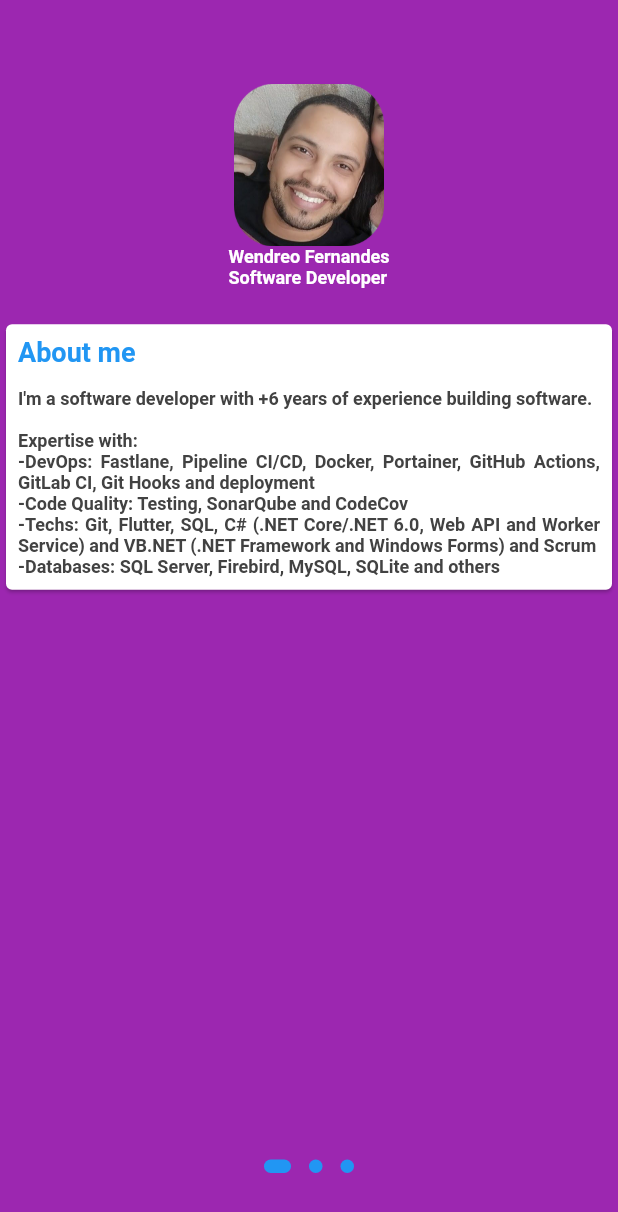
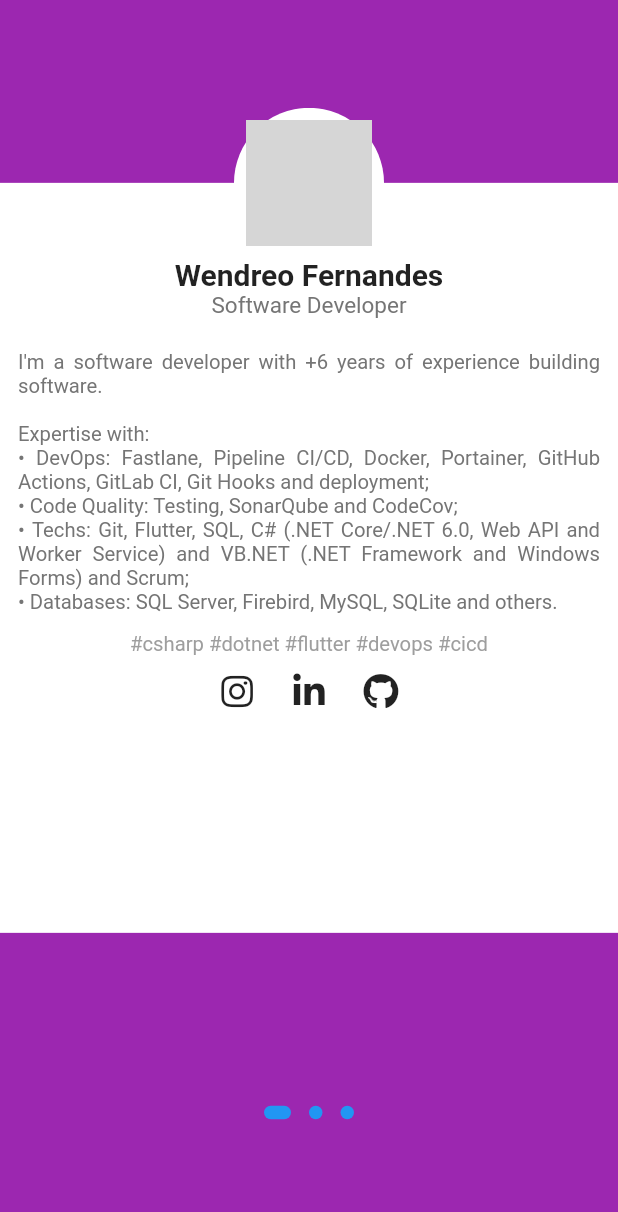
Before and after one commit to wendreof/wendreof_app, a Flutter app: the screen it shows after launch, on a phone screen of 412 x 824 dp. Shown: the top 1212 px of the screen. Run offline on Flutter 3.47's test engine with Material 2 defaults, Android fonts, the phone set to English and light mode, and no system bars; drawn by our look-alikes of dots_indicator; our stand-ins replace dio, flutter_modular, flutter_spinkit, fluttertoast, font_awesome_flutter, geolocator and 1 more; generated files the repository leaves out were written again; network calls fail; grey boxes are pictures that could not be loaded.

Commit message:
Modifiied: profile page

```diff
--- a/lib/app/app_module.dart
+++ b/lib/app/app_module.dart
@@ -2,10 +2,13 @@ import 'package:flutter_modular/flutter_modular.dart';
 import 'package:wendreof_app/app/modules/splash/splash_module.dart';
 
 import 'modules/home/home_module.dart';
+import 'modules/splash/splash_repository.dart';
 
 class AppModule extends Module {
   @override
-  final List<Bind> binds = [];
+  final List<Bind> binds = [
+    Bind.lazySingleton((i) => SplashRepository()),
+  ];
 
   @override
   final List<ModularRoute> routes = [
--- a/lib/app/modules/home/home_page.dart
+++ b/lib/app/modules/home/home_page.dart
@@ -1,6 +1,9 @@
 import 'package:dots_indicator/dots_indicator.dart';
 import 'package:flutter/material.dart';
 import 'package:flutter_modular/flutter_modular.dart';
+import 'package:fluttertoast/fluttertoast.dart';
+import 'package:font_awesome_flutter/font_awesome_flutter.dart';
+import 'package:url_launcher/url_launcher.dart';
 
 import 'home_store.dart';
 
@@ -31,12 +34,33 @@ class _HomePageState extends ModularState<HomePage, HomeStore> {
 
   @override
   Widget build(BuildContext context) {
+    const double circleRadius = 100.0;
+    const double circleBorderWidth = 8.0;
+
+    void launchURL(String url) async {
+      if (await canLaunchUrl(Uri.parse(url))) {
+        await launchUrl(
+            Uri.parse(
+              url,
+            ),
+            mode: LaunchMode.externalApplication);
+      } else {
+        Fluttertoast.showToast(
+            msg:
+                'Não foi possível redirecionar para a loja. Por favor, faça a atualização manualmente.',
+            toastLength: Toast.LENGTH_LONG,
+            gravity: ToastGravity.BOTTOM,
+            backgroundColor: Colors.grey);
+      }
+    }
+
     return Scaffold(
       body: Container(
         color: Colors.purple,
         child: StatefulBuilder(builder: (context, setState) {
           return Column(
-            mainAxisAlignment: MainAxisAlignment.spaceAround,
+            mainAxisAlignment: MainAxisAlignment.center,
+            crossAxisAlignment: CrossAxisAlignment.center,
             children: <Widget>[
               SizedBox(
                 height: MediaQuery.of(context).size.height * 0.8,
@@ -50,115 +74,137 @@ class _HomePageState extends ModularState<HomePage, HomeStore> {
                   },
                   children: <Widget>[
                     SingleChildScrollView(
+                      child: Stack(
+                        alignment: Alignment.topCenter,
+                        children: <Widget>[
+                          Padding(
+                            padding:
+                                const EdgeInsets.only(top: circleRadius / 2.0),
+                            child: Container(
+                              //replace this Container with your Card
+                              color: Colors.white,
+                              height: 500.0,
+                            ),
+                          ),
+                          Column(
+                            children: [
+                              Row(
+                                  mainAxisAlignment:
+                                      MainAxisAlignment.spaceAround,
+                                  children: [
+                                    Expanded(
+                                        child: Column(children: <Widget>[
+                                      Container(
+                                        width: circleRadius,
+                                        height: circleRadius,
+                                        decoration: const ShapeDecoration(
+                                            shape: CircleBorder(),
+                                            color: Colors.white),
+                                        child: const Padding(
+                                          padding:
+                                              EdgeInsets.all(circleBorderWidth),
+                                          child: DecoratedBox(
+                                            decoration: ShapeDecoration(
+                                              shape: CircleBorder(),
+                                              image: DecorationImage(
+                                                fit: BoxFit.cover,
+                                                image: NetworkImage(
+                                                  'https://avatars.githubusercontent.com/u/17891980?v=4',
+                                                ),
+                                              ),
+                                            ),
+                                          ),
+                                        ),
+                                      ),
+                                      const Text('Wendreo Fernandes',
+                                          style: TextStyle(
+                                            fontSize: 20,
+                                            fontWeight: FontWeight.bold,
+                                          )),
+                                      Text('Software Developer',
+                                          style: TextStyle(
+                                              fontSize: 15,
+                                              color: Colors.grey[600])),
+                                      const SizedBox(height: 10),
+                                      // ElevatedButton(
+                                      //   onPressed: () {
+                                      //     debugPrint('ElevatedButton Clicked');
+                                      //   },
+                                      //   style: ElevatedButton.styleFrom(
+                                      //     backgroundColor: Colors.purple,
+                                      //     shape: RoundedRectangleBorder(
+                                      //       borderRadius:
+                                      //           BorderRadius.circular(10),
+                                      //     ),
+                                      //   ),
+                                      //   child: const Text(
+                                      //       'Visit my Github profile'),
+                                      // ),
+                                      const SizedBox(height: 10),
+                                      Padding(
+                                        padding: const EdgeInsets.only(
+                                            left: 12, right: 12, bottom: 12),
+                                        child: Text(
+                                          "I'm a software developer with +6 years of experience building software.\n\n"
+                                          "Expertise with:\n"
+                                          "• DevOps: Fastlane, Pipeline CI/CD, Docker, Portainer, GitHub Actions, GitLab CI, Git Hooks and deployment;\n"
+                                          "• Code Quality: Testing, SonarQube and CodeCov;\n"
+                                          "• Techs: Git, Flutter, SQL, C# (.NET Core/.NET 6.0, Web API and Worker Service) and VB.NET (.NET Framework and Windows Forms) and Scrum;\n"
+                                          "• Databases: SQL Server, Firebird, MySQL, SQLite and others.",
+                                          style: TextStyle(
+                                              fontSize: 13.5,
+                                              color: Colors.grey[600]),
+                                          textAlign: TextAlign.justify,
+                                        ),
+                                      ),
+                                      Text(
+                                          '#csharp #dotnet #flutter #devops #cicd',
+                                          style: TextStyle(
+                                              fontSize: 13.5,
+                                              color: Colors.grey[500])),
+                                      Row(
+                                        mainAxisSize: MainAxisSize.min,
+                                        mainAxisAlignment:
+                                            MainAxisAlignment.spaceBetween,
+                                        children: [
+                                          IconButton(
+                                              icon: const FaIcon(
+                                                  FontAwesomeIcons.instagram),
+                                              onPressed: () {
+                                                launchURL(
+                                                    "https://www.instagram.com/wendreof/");
+                                              }),
+                                          IconButton(
+                                              icon: const FaIcon(
+                                                  FontAwesomeIcons.linkedinIn),
+                                              onPressed: () {
+                                                launchURL(
+                                                    "https://www.linkedin.com/in/wendreof/");
+                                              }),
+                                          IconButton(
+                                              icon: const FaIcon(
+                                                  FontAwesomeIcons.github),
+                                              onPressed: () {
+                                                launchURL(
+                                                    "https://github.com/wendreof");
+                                              }),
+                                        ],
+                                      )
+                                    ])),
+                                  ])
+                            ],
+                          ),
+                        ],
+                      ),
+                    ),
+                    SingleChildScrollView(
                         child: Column(
                             mainAxisAlignment: MainAxisAlignment.start,
                             children: <Widget>[
-                          const SizedBox(
-                            height: 20,
+                          Row(
+                            mainAxisAlignment: MainAxisAlignment.spaceAround,
+                            children: [],
                           ),
-                          Image.asset(
-                            'assets/images/wendreo.png',
-                            width: 100,
-                          ),
-                          const Text(
-                            'Wendreo Fernandes\nSoftware Developer',
-                            style: TextStyle(
-                                fontSize: 12,
-                                color: Colors.white,
-                                fontWeight: FontWeight.bold),
-                          ),
-                          const SizedBox(
-                            height: 20,
-                          ),
-                          Row(
-                            mainAxisAlignment: MainAxisAlignment.spaceEvenly,
-                            children: [
-                              Expanded(
-                                child: Card(
-                                  color: Colors.white,
-                                  child: Padding(
-                                    padding: const EdgeInsets.all(8.0),
-                                    child: RichText(
-                                        textAlign: TextAlign.justify,
-                                        text: TextSpan(
-                                            text: 'About me',
-                                            style: TextStyle(
-                                                fontSize: 18,
-                                                color: Theme.of(context)
-                                                    .colorScheme
-                                                    .secondary,
-                                                fontWeight: FontWeight.bold),
-                                            children: <TextSpan>[
-                                              TextSpan(
-                                                  text:
-                                                      "\n\nI'm a software developer with +6 years of experience building software.",
-                                                  style: TextStyle(
-                                                    fontSize: 12,
-                                                    color: Colors.grey[800],
-                                                  )),
-                                              TextSpan(
-                                                  text: "\n\nExpertise with:"
-                                                      "\n-DevOps: Fastlane, Pipeline CI/CD, Docker, Portainer, GitHub Actions, GitLab CI, Git Hooks and deployment",
-                                                  style: TextStyle(
-                                                    fontSize: 12,
-                                                    color: Colors.grey[800],
-                                                  )),
-                                              TextSpan(
-                                                  text:
-                                                      "\n-Code Quality: Testing, SonarQube and CodeCov",
-                                                  style: TextStyle(
-                                                    fontSize: 12,
-                                                    color: Colors.grey[800],
-                                                  )),
-                                              TextSpan(
-                                                  text:
-                                                      "\n-Techs: Git, Flutter, SQL, C# (.NET Core/.NET 6.0, Web API and Worker Service) and VB.NET (.NET Framework and Windows Forms) and Scrum",
-                                                  style: TextStyle(
-                                                    fontSize: 12,
-                                                    color: Colors.grey[800],
-                                                  )),
-                                              TextSpan(
-                                                  text:
-                                                      "\n-Databases: SQL Server, Firebird, MySQL, SQLite and others",
-                                                  style: TextStyle(
-                                                    fontSize: 12,
-                                                    color: Colors.grey[800],
-                                                  ))
-                                            ])),
-                                  ),
-                                ),
-                              ),
-                              // Expanded(
-                              //   child: Card(
-                              //     child: Padding(
-                              //       padding: EdgeInsets.all(8.0),
-                              //       child: RichText(
-                              //           textAlign: TextAlign.center,
-                              //           text: TextSpan(
-                              //               text: "dsadsadsad",
-                              //               style: TextStyle(
-                              //                   fontSize: 18,
-                              //                   color: Theme.of(context)
-                              //                       .accentColor,
-                              //                   fontWeight: FontWeight.bold),
-                              //               children: <TextSpan>[
-                              //                 TextSpan(
-                              //                     text: 'Pix Saque e Pix Troco',
-                              //                     style: TextStyle(
-                              //                         fontSize: 12,
-                              //                         color: Colors.grey[800])),
-                              //               ])),
-                              //     ),
-                              //   ),
-                              //),
-                            ],
-                          ),
-                        ])),
-                    SingleChildScrollView(
-                        child: Column(
-                            mainAxisAlignment: MainAxisAlignment.start,
-                            children: const <Widget>[
-                          Text("2 hahaha"),
                         ])),
                     SingleChildScrollView(
                         child: Column(
@@ -186,30 +232,6 @@ class _HomePageState extends ModularState<HomePage, HomeStore> {
           );
         }),
       ),
-      // bottomNavigationBar: Padding(
-      //   padding: EdgeInsets.only(
-      //       left: sizeConfig.dynamicScaleSize(size: 40),
-      //       right: sizeConfig.dynamicScaleSize(size: 40),
-      //       bottom: sizeConfig.dynamicScaleSize(size: 20)),
-      //   child: RaisedButton(
-      //     elevation: sizeConfig.dynamicScaleSize(size: 5.0),
-      //     shape: RoundedRectangleBorder(
-      //       borderRadius: BorderRadius.circular(30.0),
-      //     ),
-      //     color: Theme.of(context).primaryColor,
-      //     onPressed: () async {
-      //       Modular.to.pushNamed('/chave');
-      //     },
-      //     child: Text(
-      //       'Entendi',
-      //       style: TextStyle(
-      //         color: Colors.white,
-      //         fontSize: sizeConfig.dynamicScaleSize(size: 14),
-      //         fontWeight: FontWeight.bold,
-      //       ),
-      //     ),
-      //   ),
-      // )
     );
   }
 }
--- a/pubspec.yaml
+++ b/pubspec.yaml
@@ -38,6 +38,11 @@ dependencies:
   splash_view: ^2.0.1
   dots_indicator: ^2.1.0
   flutter_spinkit: ^5.1.0
+  dio: ^4.0.6
+  geolocator: ^9.0.2
+  font_awesome_flutter: ^10.3.0
+  url_launcher: ^6.1.7
+  fluttertoast: ^8.1.2
 
 dev_dependencies:
   flutter_test:
```
Also changed, not shown: lib/app/modules/splash/splash_page.dart (+14 -7 lines), lib/app/modules/splash/splash_repository.dart (added, +28 -0 lines), lib/app/modules/splash/splash_store.dart (added, +29 -0 lines), lib/app/utils/request.dart (added, +105 -0 lines), lib/app/modules/splash/splash_store.g.dart (added), pubspec.lock, 7 other files.
